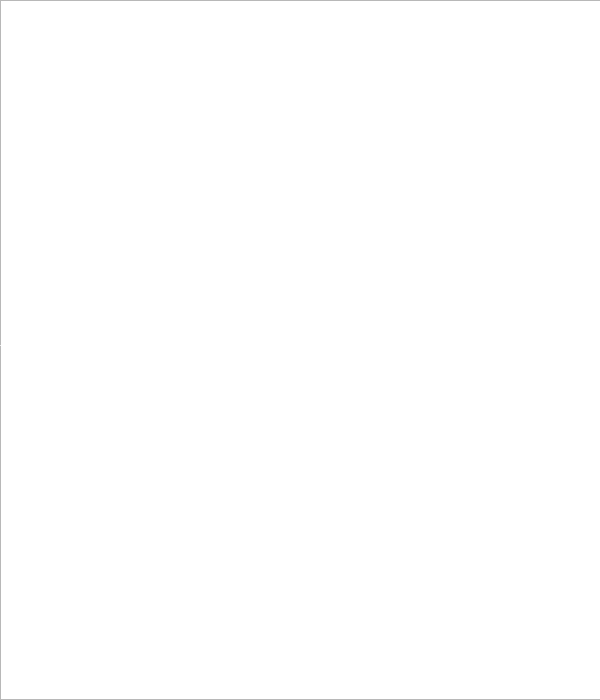
Above: Codificacion/MiddleMessage.ui from AmazingJuan/Proyecto-Final before the change. Below: the same form after it.
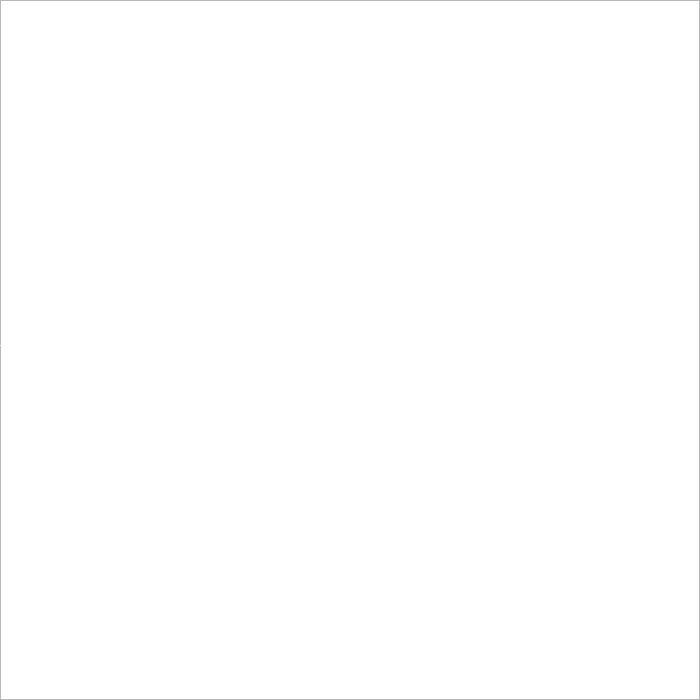
That is the form after the change.

```diff
--- a/Codificacion/MiddleMessage.ui
+++ b/Codificacion/MiddleMessage.ui
@@ -6,7 +6,7 @@
    <rect>
     <x>0</x>
     <y>0</y>
-    <width>600</width>
+    <width>700</width>
     <height>700</height>
    </rect>
   </property>
```
